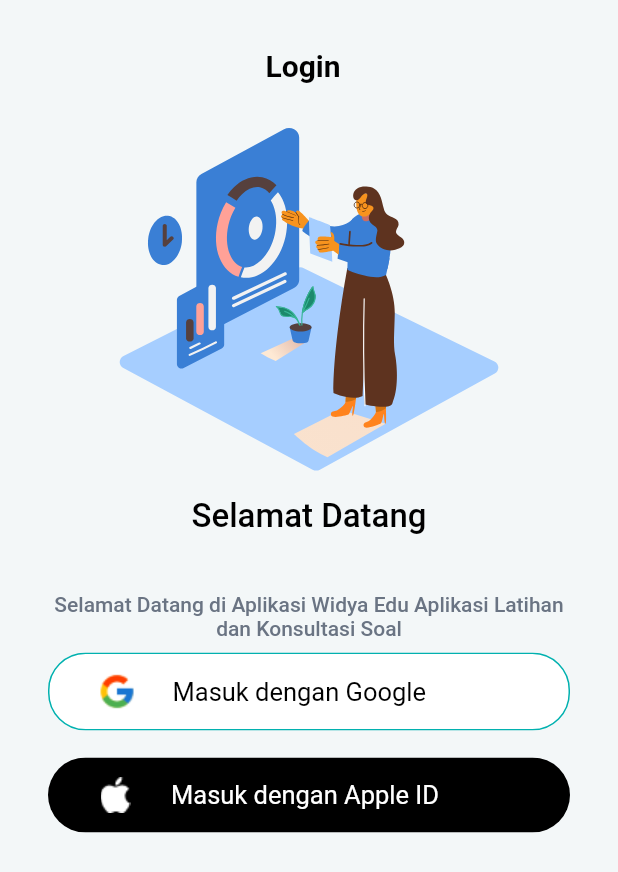
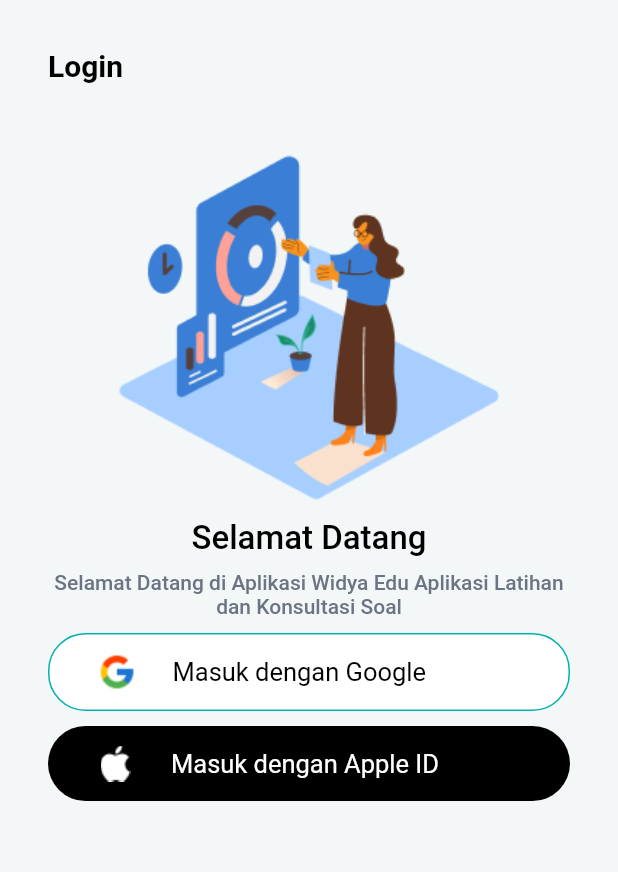
Before and after one commit to dharmabekti/mylesson, a Flutter app: the screen it shows after launch, on a phone screen of 412 x 824 dp. Shown: the top 872 px of the screen. Run offline on Flutter 3.47's test engine with Material 2 defaults, Android fonts, the phone set to English and light mode, and no system bars; our stand-ins replace dio, extended_image, firebase_auth, firebase_core, get, google_sign_in and 2 more; missing offline and left inert: dio_logger, flutter_session_manager; accounts and stored records are empty; statements that could not run were skipped; project files that could hold a hidden picture were left out.

Commit message:
Rev login

```diff
--- a/lib/core/app_assets.dart
+++ b/lib/core/app_assets.dart
@@ -2,7 +2,7 @@ class ImagesAssets {
   static const String imageLogoWhitePng =
       'assets/images/img_edspert_logo_white.png';
   static const String imageIllustrationLoginSvg =
-      'assets/images/img_illu_auth.svg';
+      'assets/images/img_illu_auth.png';
   static const String iconGooglePng = 'assets/images/ic_google.png';
   static const String iconApplePng = 'assets/images/ic_apple.png';
   static const String imgProfile = 'assets/images/profile.png';
--- a/lib/data/repository/course_repository.dart
+++ b/lib/data/repository/course_repository.dart
@@ -1,5 +1,3 @@
-import 'dart:io';
-
 import 'package:mylesson/core/urls.dart';
 import 'package:mylesson/data/model/course_response.dart';
 import 'package:mylesson/data/model/exercise_list_response.dart';
--- a/lib/data/services/dio_client.dart
+++ b/lib/data/services/dio_client.dart
@@ -1,7 +1,6 @@
 import 'dart:io';
 import 'package:dio/dio.dart';
 import 'package:dio_logger/dio_logger.dart';
-import 'package:meta/meta.dart';
 import 'package:mylesson/core/urls.dart';
 
 abstract class DioClient {
--- a/lib/presentation/auth/login/login_page.dart
+++ b/lib/presentation/auth/login/login_page.dart
@@ -1,7 +1,6 @@
 import 'package:mylesson/core/app_assets.dart';
 import 'package:mylesson/presentation/auth/login/login_controller.dart';
 import 'package:flutter/material.dart';
-import 'package:flutter_svg/flutter_svg.dart';
 import 'package:get/get.dart';
 
 import '../../../core/app_colors.dart';
@@ -17,12 +16,12 @@ class LoginPage extends StatelessWidget {
       body: SafeArea(
         child: Padding(
           padding: const EdgeInsets.all(32),
-          child: Wrap(
-            // crossAxisAlignment: CrossAxisAlignment.stretch,
-            direction: Axis.horizontal,
-            alignment: WrapAlignment.center,
-            spacing: 8.0, // gap between adjacent chips
-            runSpacing: 4.0, // gap between lines
+          child: Column(
+            crossAxisAlignment: CrossAxisAlignment.stretch,
+            // direction: Axis.horizontal,
+            // alignment: WrapAlignment.center,
+            // spacing: 8.0, // gap between adjacent chips
+            // runSpacing: 4.0, // gap between lines
             children: [
               const Text(
                 'Login',
@@ -33,11 +32,10 @@ class LoginPage extends StatelessWidget {
                 ),
               ),
               const SizedBox(height: 36),
-              SvgPicture.asset(
+              Image.asset(
                 ImagesAssets.imageIllustrationLoginSvg,
                 height: 255,
               ),
-              const SizedBox(height: 60),
               const Text(
                 'Selamat Datang',
                 style: TextStyle(
@@ -57,7 +55,7 @@ class LoginPage extends StatelessWidget {
                 ),
                 textAlign: TextAlign.center,
               ),
-              const Expanded(child: SizedBox()),
+              const SizedBox(height: 10),
               SocialLoginButton(
                 text: 'Masuk dengan Google',
                 iconAsset: ImagesAssets.iconGooglePng,
--- a/lib/presentation/auth/regist_form/regist_form_binding.dart
+++ b/lib/presentation/auth/regist_form/regist_form_binding.dart
@@ -3,8 +3,6 @@ import 'package:mylesson/data/services/dio_client.dart';
 import 'package:mylesson/presentation/auth/regist_form/regist_form_controller.dart';
 import 'package:get/get_core/src/get_main.dart';
 import 'package:get/get_instance/get_instance.dart';
-
-import '../../../data/services/firebase_auth_service.dart';
 
 class RegistFormBinding implements Bindings {
   @override
--- a/lib/presentation/auth/regist_form/regist_form_page.dart
+++ b/lib/presentation/auth/regist_form/regist_form_page.dart
@@ -3,7 +3,6 @@
 import 'package:flutter/material.dart';
 import 'package:get/get.dart';
 import 'package:mylesson/core/app_colors.dart';
-import 'package:mylesson/core/validation.dart';
 import 'package:mylesson/data/model/register_user_request.dart';
 import 'package:mylesson/presentation/auth/regist_form/regist_form_controller.dart';
 import 'package:mylesson/presentation/widgets/appbarWidget.dart';
--- a/lib/presentation/dashboard/home/home_banner_widget.dart
+++ b/lib/presentation/dashboard/home/home_banner_widget.dart
@@ -1,6 +1,4 @@
 // ignore_for_file: prefer_const_constructors
-
-import 'package:mylesson/core/values.dart';
 import 'package:mylesson/data/model/banner_response.dart';
 import 'package:flutter/material.dart';
 import 'package:get/get.dart';
--- a/lib/presentation/dashboard/home/home_courses_widget.dart
+++ b/lib/presentation/dashboard/home/home_courses_widget.dart
@@ -5,7 +5,6 @@ import 'package:mylesson/presentation/widgets/customwidget.dart';
 import 'package:mylesson/routes/routes.dart';
 import 'package:flutter/material.dart';
 import 'package:get/get.dart';
-import 'package:percent_indicator/linear_percent_indicator.dart';
 
 import '../../exercise/list/exercise_list_page.dart';
 import 'home_controller.dart';
--- a/lib/presentation/dashboard/profile/edit_profile_page.dart
+++ b/lib/presentation/dashboard/profile/edit_profile_page.dart
@@ -1,7 +1,5 @@
 // ignore_for_file: prefer_const_constructors, must_be_immutable, sort_child_properties_last
-
 import 'package:flutter/material.dart';
-import 'package:flutter_session_manager/flutter_session_manager.dart';
 import 'package:get/get.dart';
 import 'package:mylesson/core/app_colors.dart';
 import 'package:mylesson/data/model/register_user_request.dart';
--- a/lib/presentation/dashboard/profile/profile_controller.dart
+++ b/lib/presentation/dashboard/profile/profile_controller.dart
@@ -1,5 +1,3 @@
-import 'dart:convert';
-
 import 'package:firebase_auth/firebase_auth.dart';
 import 'package:get/get.dart';
 import 'package:mylesson/data/model/register_user_request.dart';
--- a/lib/presentation/exercise/questions_form/exercise_questions_form_controller.dart
+++ b/lib/presentation/exercise/questions_form/exercise_questions_form_controller.dart
@@ -1,7 +1,6 @@
 import 'package:mylesson/data/model/exercise_result.dart';
 import 'package:mylesson/data/model/question_list_response.dart';
 import 'package:mylesson/data/repository/course_repository.dart';
-import 'package:flutter/material.dart';
 import 'package:get/get.dart';
 
 import '../../../data/services/firebase_auth_service.dart';
--- a/lib/presentation/exercise/questions_form/exercise_questions_form_page.dart
+++ b/lib/presentation/exercise/questions_form/exercise_questions_form_page.dart
@@ -1,5 +1,4 @@
 // ignore_for_file: unused_local_variable, prefer_const_constructors, sort_child_properties_last
-import 'package:html/parser.dart' show parse;
 import 'package:mylesson/core/app_colors.dart';
 import 'package:mylesson/core/custom_function.dart';
 import 'package:mylesson/data/model/question_list_response.dart';
--- a/lib/presentation/widgets/customwidget.dart
+++ b/lib/presentation/widgets/customwidget.dart
@@ -1,6 +1,5 @@
 // ignore_for_file: prefer_const_constructors, unnecessary_question_mark
 import 'package:flutter/material.dart';
-import 'package:flutter_svg/flutter_svg.dart';
 import 'package:mylesson/core/app_assets.dart';
 import 'package:mylesson/core/app_colors.dart';
 import 'package:percent_indicator/linear_percent_indicator.dart';
```
Also changed, not shown: lib/data/services/firebase_auth_service.dart (+4 -4 lines), assets/images/img_illu_auth.png (added), pubspec.lock, 2 other files.
